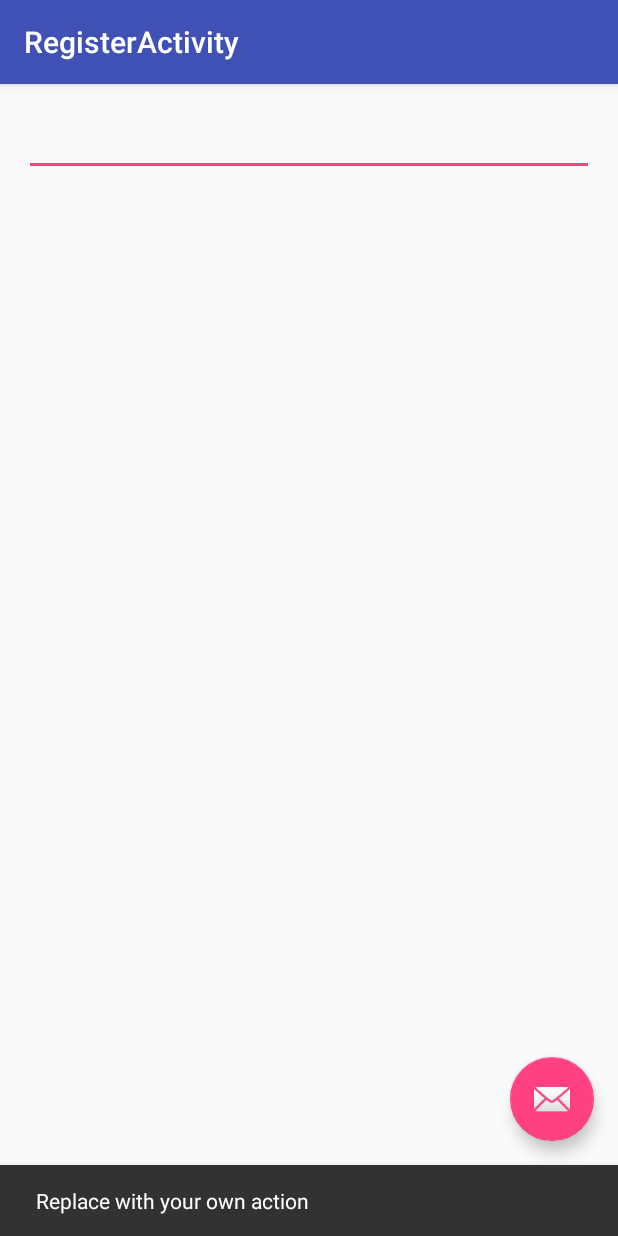
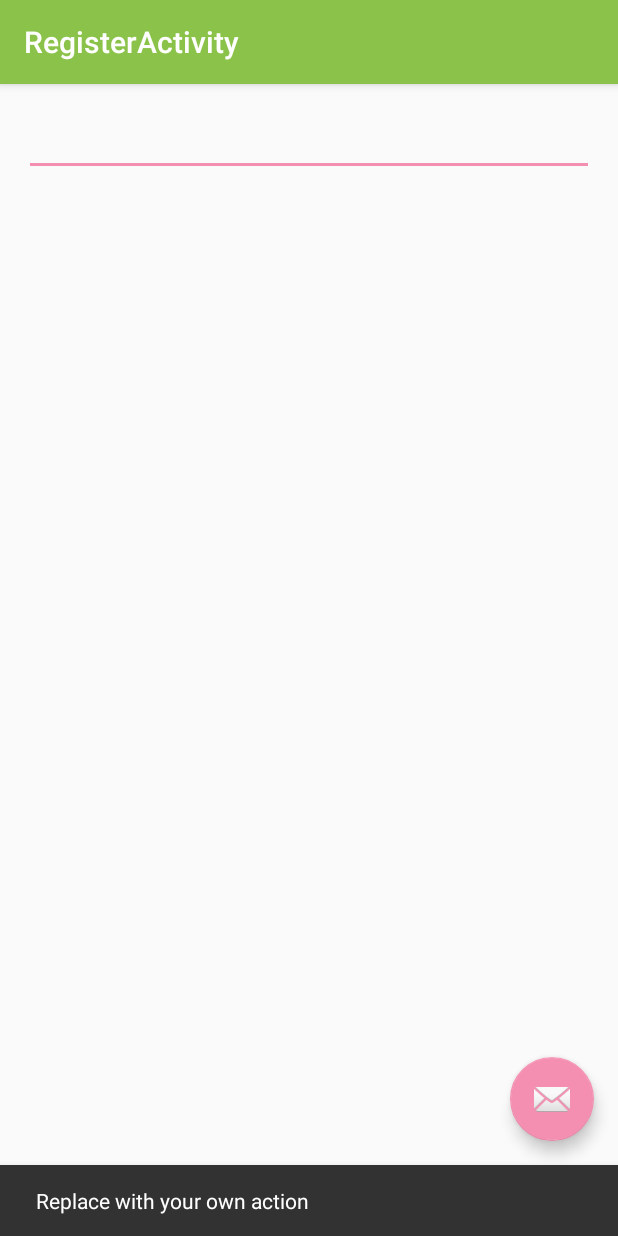
Before and after one commit to Masakore/Capstone-Project, an Android app: the RegisterActivity screen opened directly, with no data from a screen before it, after a tap on an icon or button, on a phone screen of 412 x 824 dp. Run offline under Robolectric (Android 15) with nearby library versions, the phone set to English and light mode, and no system bars.

Commit message:
Changed theme color

```diff
--- a/medicreamtracker/app/src/main/res/values/colors.xml
+++ b/medicreamtracker/app/src/main/res/values/colors.xml
@@ -1,6 +1,16 @@
 <?xml version="1.0" encoding="utf-8"?>
 <resources>
-    <color name="colorPrimary">#3F51B5</color>
-    <color name="colorPrimaryDark">#303F9F</color>
-    <color name="colorAccent">#FF4081</color>
+
+    <color name="white">#FFFFFF</color>
+    <color name="grey">#cccccc</color>
+    <color name="grey_700">#646464</color>
+    <color name="black">#000000</color>
+
+
+    <!-- rel: https://classroom.udacity.com/nanodegrees/nd801/parts/8011345406/modules/430205859175460/lessons/3940839262/concepts/43746786160923-->
+    <!-- https://material.google.com/style/color.html#color-color-palette-->
+    <color name="colorPrimary">#8BC34A</color> <!--500-->
+    <color name="colorPrimaryDark">#689F38</color> <!--700-->
+    <color name="colorPrimaryLight">#CCFF90</color> <!--100-->
+    <color name="colorAccent">#F48FB1</color>
 </resources>
```
